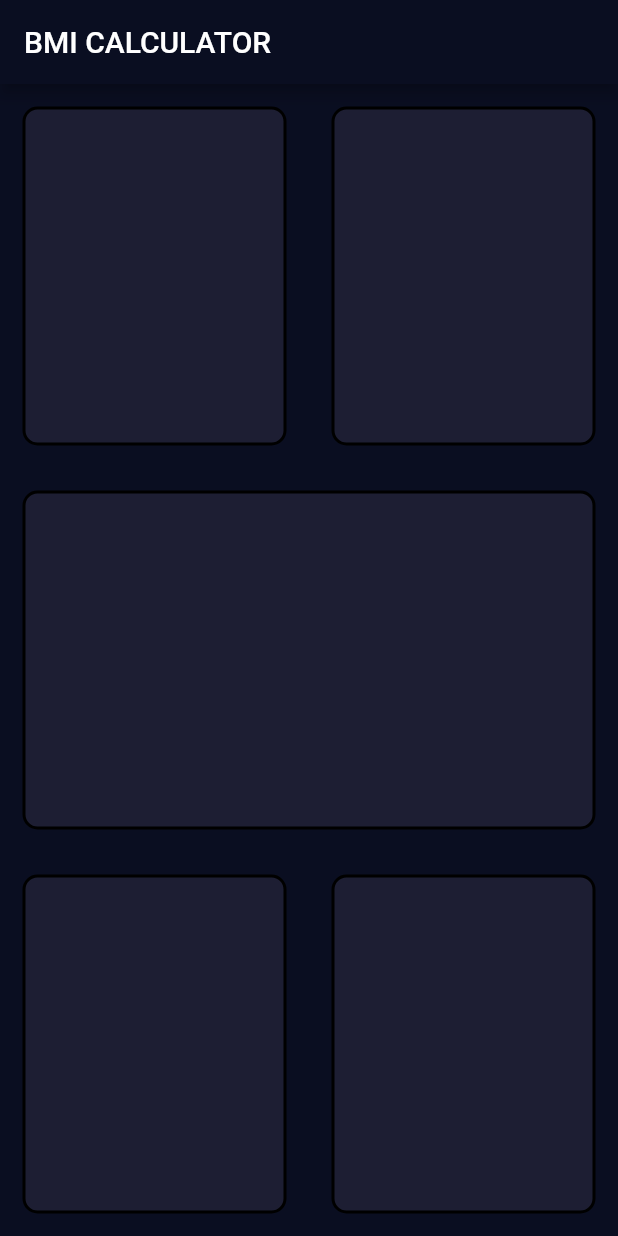
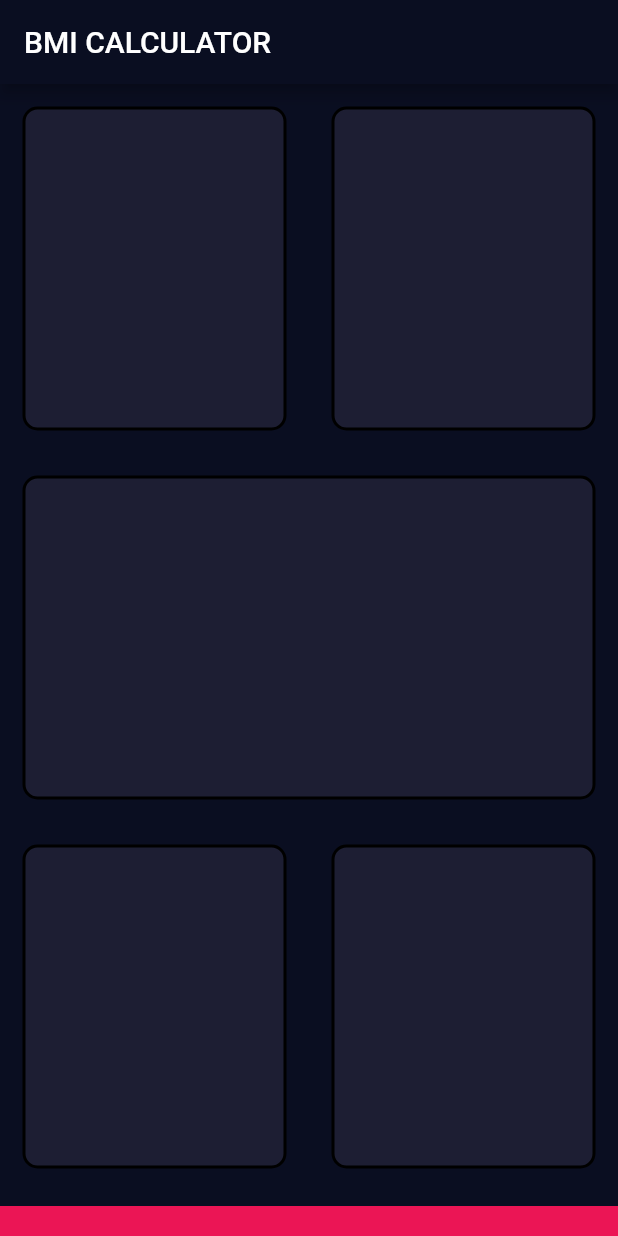
Before and after one commit to rawnakchourasia/bmi_calculator_flutter, a Flutter app: the screen it shows after launch, on a phone screen of 412 x 824 dp. Run offline on Flutter 3.47's test engine with Material 2 defaults, Android fonts, the phone set to English and light mode, and no system bars.

Commit message:
const vs final

```diff
--- a/lib/input_page.dart
+++ b/lib/input_page.dart
@@ -1,4 +1,8 @@
 import 'package:flutter/material.dart';
+
+const double bottomContainerHeight = 20;
+const Color activeCardColor = Color(0xff1d1e33);
+const Color bottomContainerColor = Color(0xffeb1555);
 
 class InputPage extends StatefulWidget {
   const InputPage({super.key});
@@ -19,36 +23,42 @@ class _InputPageState extends State<InputPage> {
       body: Column(
         children: [
           Expanded(
-              child: Row(children: [
+              child: Row(children: const [
             Expanded(
                 child: ReusableCard(
-              colour: const Color(0xff1d1e33),
+              colour: activeCardColor,
             )),
             Expanded(
               child: ReusableCard(
-                colour: const Color(0xff1d1e33),
+                colour: activeCardColor,
               ),
             )
           ])),
           Expanded(
-              child: Row(children: [
+              child: Row(children: const [
             Expanded(
                 child: ReusableCard(
-              colour: const Color(0xff1d1e33),
+              colour: activeCardColor,
             ))
           ])),
           Expanded(
-              child: Row(children: [
+              child: Row(children: const [
             Expanded(
                 child: ReusableCard(
-              colour: const Color(0xff1d1e33),
+              colour: activeCardColor,
             )),
             Expanded(
               child: ReusableCard(
-                colour: const Color(0xff1d1e33),
+                colour: activeCardColor,
               ),
             )
           ])),
+          Container(
+            color: bottomContainerColor,
+            margin: const EdgeInsets.only(top: 10),
+            width: double.infinity,
+            height: bottomContainerHeight,
+          ),
         ],
       ),
     );
@@ -56,9 +66,8 @@ class _InputPageState extends State<InputPage> {
 }
 
 class ReusableCard extends StatelessWidget {
+  final Color colour;
   const ReusableCard({super.key, required this.colour});
-
-  final Color colour;
 
   @override
   Widget build(BuildContext context) {
--- /dev/null
+++ b/lib/rough.dart
@@ -0,0 +1,12 @@
+void main() {
+  const int myConst = 2 + 5 * 8;
+  const int myFinal = 3;
+
+  print(myConst); // Output: 42
+  print(myFinal); // Output: 3
+
+  // Uncommenting the following lines will result in errors
+
+  // myConst = 4; // Error: Constant variables can't be assigned a value again.
+  // myFinal = 6; // Error: A final variable can only be set once.
+}
```
